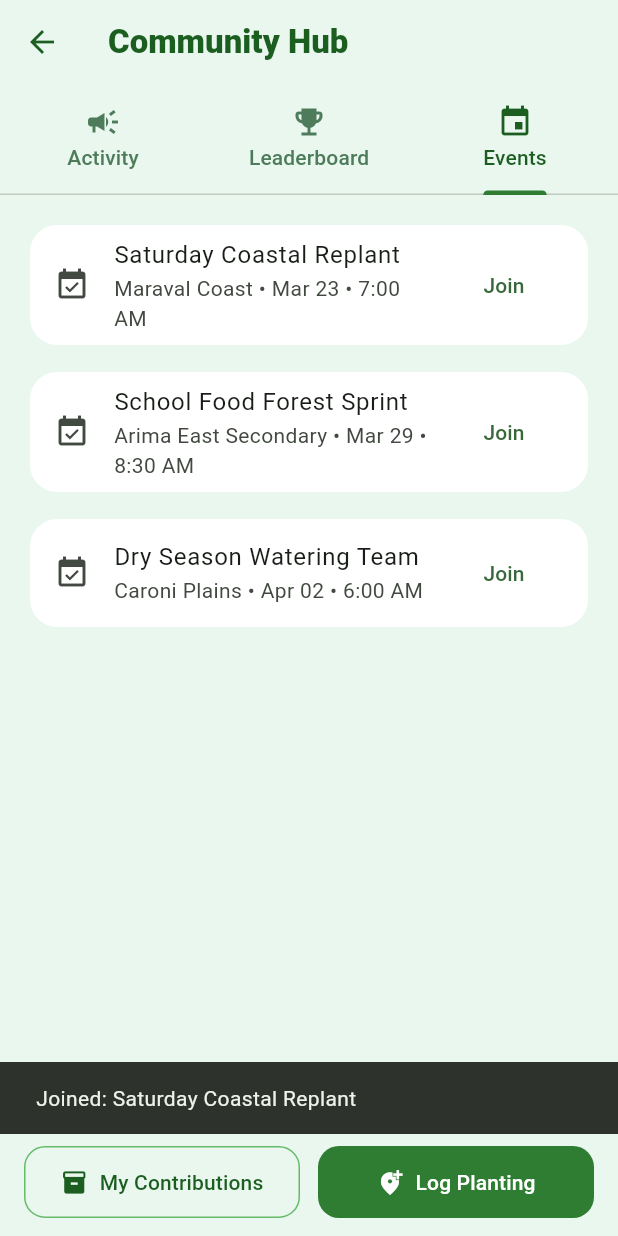
After one commit to JustinRamdin/agroecology_app, a Flutter app: the CommunityScreen screen opened directly, tab 3 chosen, after a tap on "Join", on a phone screen of 412 x 824 dp. The commit adds this screen. Run offline on Flutter 3.47's test engine with Material 3 defaults, Android fonts, the phone set to English and light mode, and no system bars; our stand-ins replace csv, geolocator, google_maps_flutter, hive, hive_flutter, image_picker and 2 more; accounts and stored records are empty; project files that could hold a hidden picture were left out.

Commit message:
Describe your change

```diff
--- /dev/null
+++ b/lib/features/community/community_screen.dart
@@ -0,0 +1,211 @@
+import 'package:flutter/material.dart';
+import 'package:hive/hive.dart' show Box;
+import 'package:hive_flutter/hive_flutter.dart';
+
+import '../../data/models.dart';
+import '../contributions/my_contributions_screen.dart';
+import '../map/map_screen.dart';
+
+class CommunityScreen extends StatelessWidget {
+  const CommunityScreen({super.key});
+
+  @override
+  Widget build(BuildContext context) {
+    return DefaultTabController(
+      length: 3,
+      child: Scaffold(
+        appBar: AppBar(
+          title: const Text('Community Hub'),
+          bottom: const TabBar(
+            tabs: [
+              Tab(text: 'Activity', icon: Icon(Icons.campaign)),
+              Tab(text: 'Leaderboard', icon: Icon(Icons.emoji_events)),
+              Tab(text: 'Events', icon: Icon(Icons.event)),
+            ],
+          ),
+        ),
+        body: ValueListenableBuilder(
+          valueListenable: Hive.box('plantings').listenable(),
+          builder: (context, Box box, _) {
+            final plantings = box.values
+                .map((raw) => Planting.fromMap(Map<String, dynamic>.from(raw)))
+                .toList()
+              ..sort((a, b) => b.plantedAt.compareTo(a.plantedAt));
+
+            final topSpecies = _topSpecies(plantings);
+
+            return TabBarView(
+              children: [
+                _ActivityTab(plantings: plantings),
+                _LeaderboardTab(
+                  totalPlantings: plantings.length,
+                  topSpecies: topSpecies,
+                ),
+                const _EventsTab(),
+              ],
+            );
+          },
+        ),
+        bottomNavigationBar: SafeArea(
+          minimum: const EdgeInsets.fromLTRB(16, 8, 16, 12),
+          child: Row(
+            children: [
+              Expanded(
+                child: OutlinedButton.icon(
+                  onPressed: () {
+                    Navigator.of(context).push(
+                      MaterialPageRoute(
+                        builder: (_) => const MyContributionsScreen(),
+                      ),
+                    );
+                  },
+                  icon: const Icon(Icons.inventory_2),
+                  label: const Text('My Contributions'),
+                ),
+              ),
+              const SizedBox(width: 12),
+              Expanded(
+                child: FilledButton.icon(
+                  onPressed: () {
+                    Navigator.of(context).push(
+                      MaterialPageRoute(builder: (_) => const MapScreen()),
+                    );
+                  },
+                  icon: const Icon(Icons.add_location_alt),
+                  label: const Text('Log Planting'),
+                ),
+              ),
+            ],
+          ),
+        ),
+      ),
+    );
+  }
+
+  static MapEntry<String, int>? _topSpecies(List<Planting> plantings) {
+    if (plantings.isEmpty) return null;
+
+    final counts = <String, int>{};
+    for (final p in plantings) {
+      counts.update(p.speciesName, (value) => value + 1, ifAbsent: () => 1);
+    }
+
+    return counts.entries.reduce((a, b) => a.value >= b.value ? a : b);
+  }
+}
+
+class _ActivityTab extends StatelessWidget {
+  const _ActivityTab({required this.plantings});
+
+  final List<Planting> plantings;
+
+  @override
+  Widget build(BuildContext context) {
+    final recent = plantings.take(5).toList();
+
+    if (recent.isEmpty) {
+      return const Center(
+        child: Text('No community activity yet. Start by logging a planting 🌱'),
+      );
+    }
+
+    return ListView.builder(
+      padding: const EdgeInsets.all(16),
+      itemCount: recent.length,
+      itemBuilder: (context, i) {
+        final p = recent[i];
+        return Card(
+          child: ListTile(
+            leading: const CircleAvatar(child: Icon(Icons.eco)),
+            title: Text('${p.assocName.isEmpty ? 'A member' : p.assocName} planted ${p.speciesName}'),
+            subtitle: Text(
+              '${p.assocCategory.isEmpty ? 'Community' : p.assocCategory} • ${_dateLabel(p.plantedAt)}',
+            ),
+          ),
+        );
+      },
+    );
+  }
+}
+
+class _LeaderboardTab extends StatelessWidget {
+  const _LeaderboardTab({required this.totalPlantings, required this.topSpecies});
+
+  final int totalPlantings;
+  final MapEntry<String, int>? topSpecies;
+
+  @override
+  Widget build(BuildContext context) {
+    final theme = Theme.of(context);
+
+    return ListView(
+      padding: const EdgeInsets.all(16),
+      children: [
+        Card(
+          child: ListTile(
+            leading: const Icon(Icons.forest),
+            title: const Text('Total plantings logged'),
+            trailing: Text(
+              '$totalPlantings',
+              style: theme.textTheme.titleLarge,
+            ),
+          ),
+        ),
+        const SizedBox(height: 10),
+        Card(
+          child: ListTile(
+            leading: const Icon(Icons.local_florist),
+            title: const Text('Most planted species'),
+            subtitle: Text(
+              topSpecies == null
+                  ? 'No species data yet'
+                  : '${topSpecies!.key} • ${topSpecies!.value} plantings',
+            ),
+          ),
+        ),
+      ],
+    );
+  }
+}
+
+class _EventsTab extends StatelessWidget {
+  const _EventsTab();
+
+  @override
+  Widget build(BuildContext context) {
+    final events = [
+      ('Saturday Coastal Replant', 'Maraval Coast', 'Mar 23 • 7:00 AM'),
+      ('School Food Forest Sprint', 'Arima East Secondary', 'Mar 29 • 8:30 AM'),
+      ('Dry Season Watering Team', 'Caroni Plains', 'Apr 02 • 6:00 AM'),
+    ];
+
+    return ListView.separated(
+      padding: const EdgeInsets.all(16),
+      itemCount: events.length,
+      separatorBuilder: (_, __) => const SizedBox(height: 10),
+      itemBuilder: (context, i) {
+        final event = events[i];
+        return Card(
+          child: ListTile(
+            leading: const Icon(Icons.event_available),
+            title: Text(event.$1),
+            subtitle: Text('${event.$2} • ${event.$3}'),
+            trailing: TextButton(
+              onPressed: () {
+                ScaffoldMessenger.of(context).showSnackBar(
+                  SnackBar(content: Text('Joined: ${event.$1}')),
+                );
+              },
+              child: const Text('Join'),
+            ),
+          ),
+        );
+      },
+    );
+  }
+}
+
+String _dateLabel(DateTime dt) {
+  final d = dt.toLocal();
+  return '${d.year}-${d.month.toString().padLeft(2, '0')}-${d.day.toString().padLeft(2, '0')}';
+}
```
Also changed, not shown: lib/features/home/home_screen.dart (+13 -2 lines).
